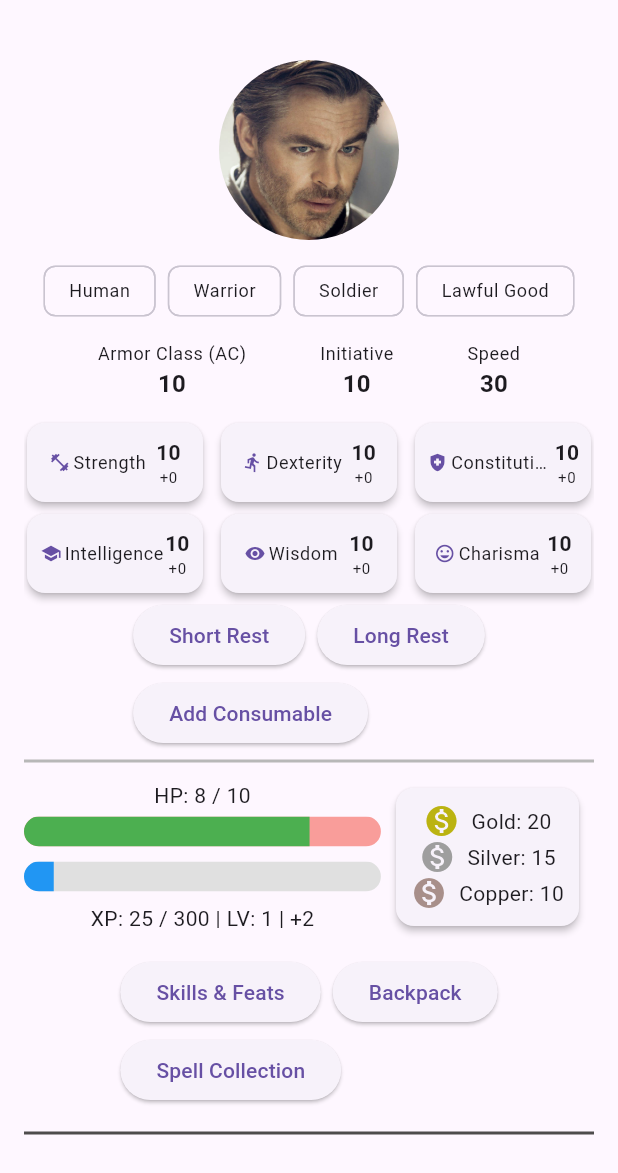
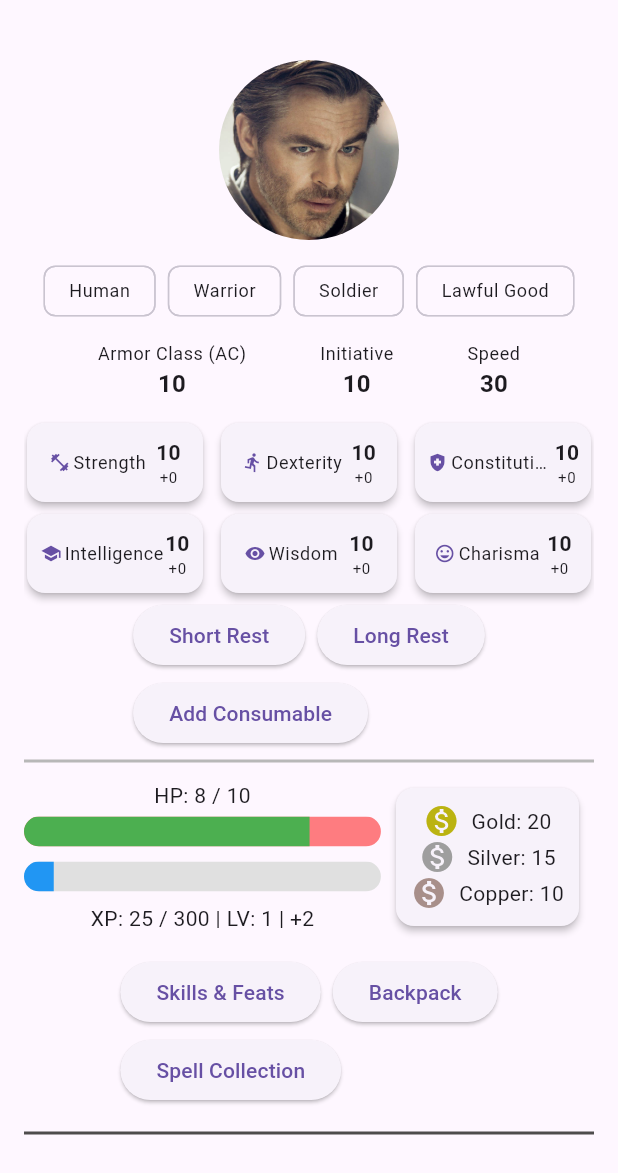
Before and after one commit to marivaldojunior/dnd_app_char_sheet, a Flutter app: the screen it shows after launch, on a phone screen of 412 x 824 dp, the part 63-1236 px from its top. Run offline on Flutter 3.47's test engine with Material 3 defaults, Android fonts, the light colour scheme and no system bars; our stand-ins replace file_picker, font_awesome_flutter, image_picker, isar, shared_preferences; accounts and stored records are empty; generated files the repository leaves out were written again.

Commit message:
Corrigindo deprecated

```diff
--- a/lib/app/pages/skill_page.dart
+++ b/lib/app/pages/skill_page.dart
@@ -39,8 +39,8 @@ class _SkillExpertiseScreenState extends State<SkillExpertiseScreen> {
 
   @override
   Widget build(BuildContext context) {
-    return WillPopScope(
-      onWillPop: () async => true,
+    return PopScope(
+      canPop: true,
       child: Scaffold(
         appBar: AppBar(
           title: const Text('Skills & Feats Display'), // Traduzido: '技能专长展示' para 'Skills & Feats Display'
--- a/lib/app/widgets/dice_roll.dart
+++ b/lib/app/widgets/dice_roll.dart
@@ -79,7 +79,7 @@ class _DiceRollPopupState extends State<DiceRollPopup>
         child: Container(
           padding: const EdgeInsets.all(16),
           decoration: BoxDecoration(
-            color: Colors.black.withOpacity(0.7),
+            color: const Color.fromRGBO(0, 0, 0, 0.7),
             borderRadius: BorderRadius.circular(16),
           ),
           child: Column(
--- a/lib/app/widgets/health_bar_widget.dart
+++ b/lib/app/widgets/health_bar_widget.dart
@@ -33,7 +33,7 @@ class HealthBar extends StatelessWidget {
             borderRadius: BorderRadius.circular(10.0),
             child: LinearProgressIndicator(
               value: healthPercentage,
-              backgroundColor: Colors.red.withOpacity(0.5),
+              backgroundColor: const Color.fromRGBO(255, 0, 0, 0.5),
               valueColor: const AlwaysStoppedAnimation<Color>(Colors.green),
               minHeight: 20.0,
             ),
--- a/tools/isar_gen.dart
+++ b/tools/isar_gen.dart
@@ -22,6 +22,6 @@ Future<void> main() async {
     await isar.spells.putAll(spells);
   });
 
-  print('Database populated!');
+  //print('Database populated!');
   await isar.close();
 }
```
Also changed, not shown: 4 other files.
